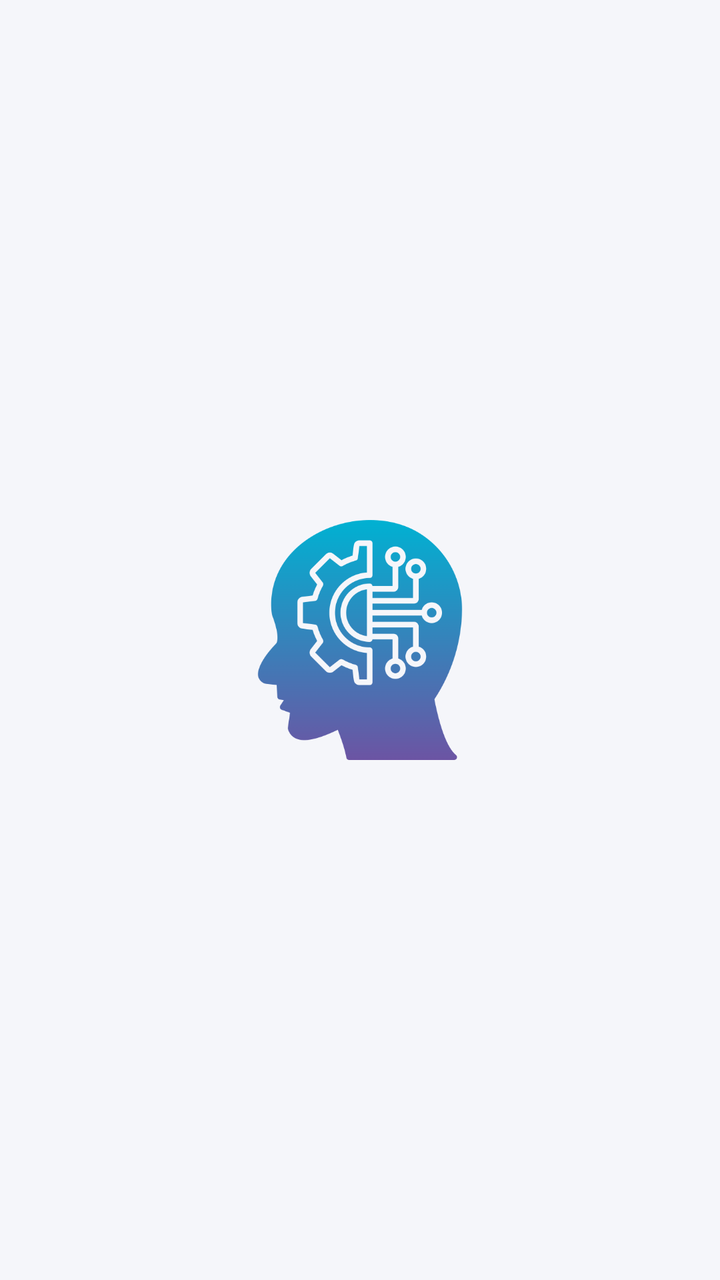
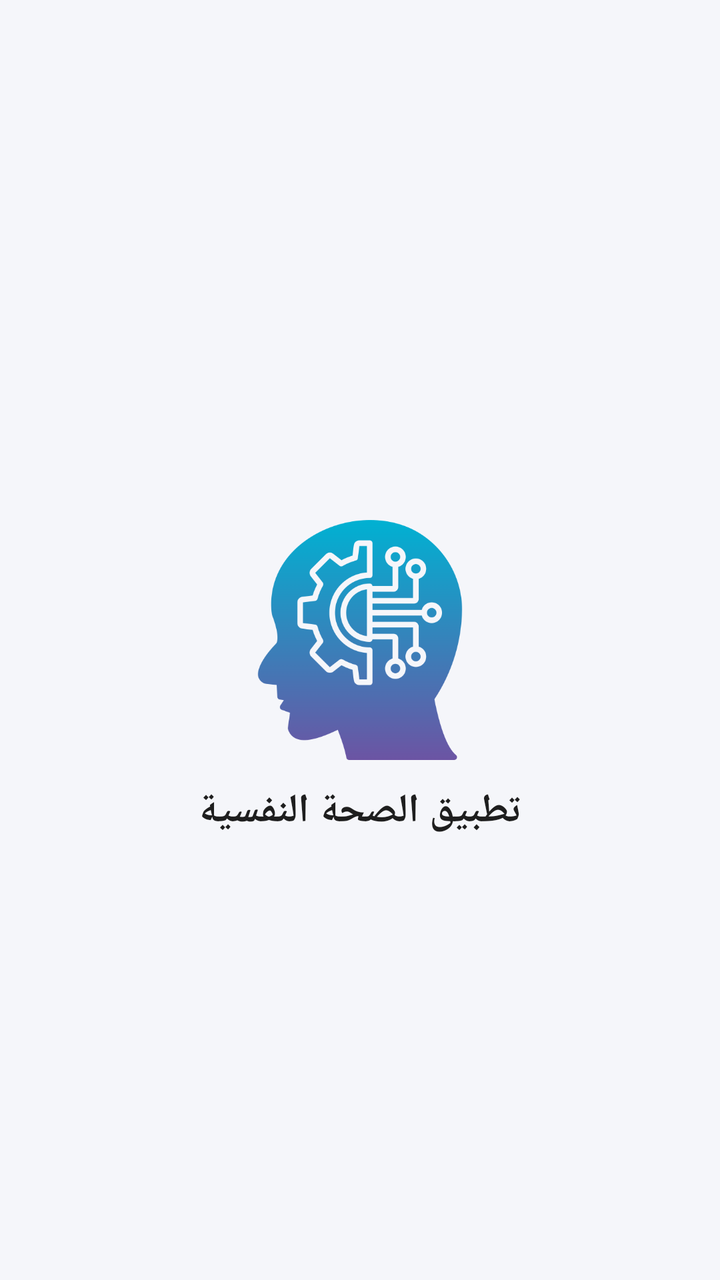

Compare the two renders of this Android layout. The source of the first and the diff that turns it into the second are given below.
<!-- AndroidManifest.xml: application theme Theme.Mentalhealthapp -->
<!-- res/layout/activity_splash.xml -->
<?xml version="1.0" encoding="utf-8"?>
<androidx.constraintlayout.widget.ConstraintLayout
    xmlns:android="http://schemas.android.com/apk/res/android"
    xmlns:app="http://schemas.android.com/apk/res-auto"
    xmlns:tools="http://schemas.android.com/tools"
    android:layout_width="match_parent"
    android:layout_height="match_parent"
    android:background="@color/bg_light"
    tools:context=".activities.SplashActivity">

    
    <ImageView
        android:id="@+id/imgLogo"
        android:layout_width="120dp"
        android:layout_height="120dp"
        android:src="@drawable/ic_brain"
        app:layout_constraintTop_toTopOf="parent"
        app:layout_constraintBottom_toBottomOf="parent"
        app:layout_constraintStart_toStartOf="parent"
        app:layout_constraintEnd_toEndOf="parent"/>

    
    <TextView
        android:id="@+id/tvAppName"
        android:layout_width="wrap_content"
        android:layout_height="wrap_content"
        android:text="تطبيق الصحة النفسية"
        android:textSize="20sp"
        android:textColor="@color/purple_end"
        android:textStyle="bold"
        android:alpha="0"
        app:layout_constraintTop_toBottomOf="@id/imgLogo"
        app:layout_constraintStart_toStartOf="parent"
        app:layout_constraintEnd_toEndOf="parent"
        android:layout_marginTop="12dp"/>

</androidx.constraintlayout.widget.ConstraintLayout>
<!-- resources referenced by this layout -->
<resources>
  <color name="bg_light">#F5F6FA</color>
  <color name="purple_end">#4F7BFF</color>
  <!-- drawable ic_brain: png bitmap (drawable, 35624 bytes) -->
  <style name="Theme.Mentalhealthapp" parent="Base.Theme.Mentalhealthapp" />
  <style name="Base.Theme.Mentalhealthapp" parent="Theme.Material3.DayNight.NoActionBar">
          
          
      </style>
</resources>

<!-- the commit's change to res/layout/activity_splash.xml (unified diff, before → after) -->
@@ -26,9 +26,9 @@
         android:layout_height="wrap_content"
         android:text="تطبيق الصحة النفسية"
         android:textSize="20sp"
-        android:textColor="@color/purple_end"
+        android:textColor="@color/text_dark"
         android:textStyle="bold"
-        android:alpha="0"
+        android:alpha="1"
         app:layout_constraintTop_toBottomOf="@id/imgLogo"
         app:layout_constraintStart_toStartOf="parent"
         app:layout_constraintEnd_toEndOf="parent"
<!-- resource entries referenced after the edit -->
@@ -1,7 +1,7 @@
 <!-- resources referenced by this layout -->
 <resources>
   <color name="bg_light">#F5F6FA</color>
-  <color name="purple_end">#4F7BFF</color>
+  <color name="text_dark">#1E1E1E</color>
   <!-- drawable ic_brain: png bitmap (drawable, 35624 bytes) -->
   <style name="Theme.Mentalhealthapp" parent="Base.Theme.Mentalhealthapp" />
   <style name="Base.Theme.Mentalhealthapp" parent="Theme.Material3.DayNight.NoActionBar">
